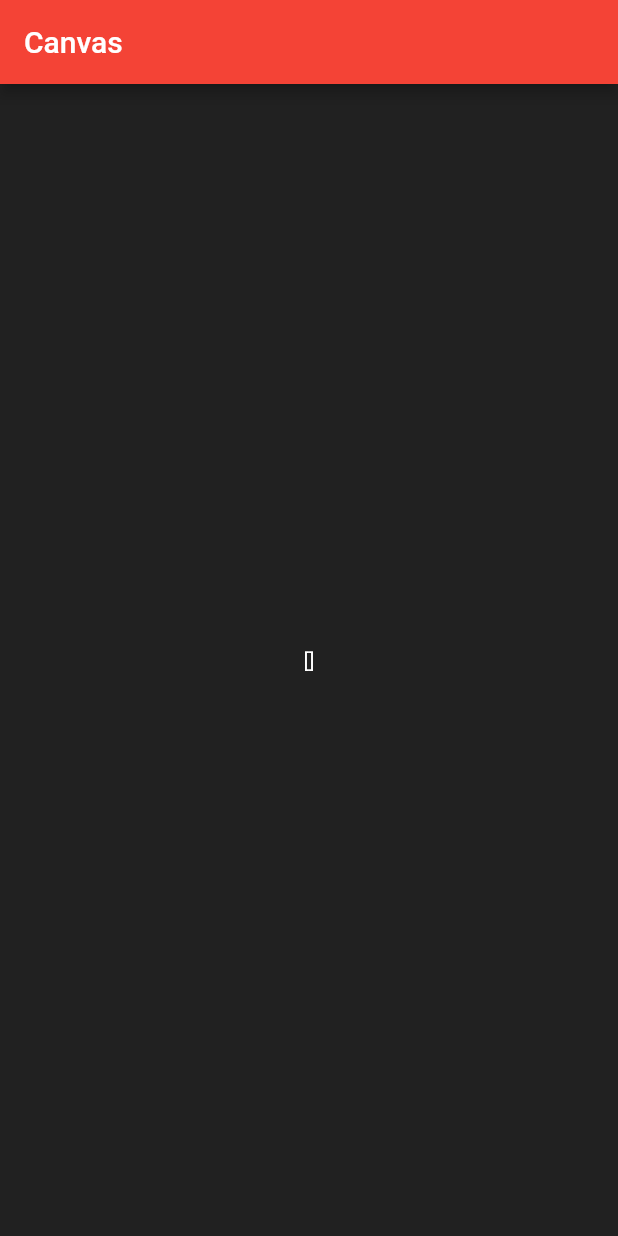
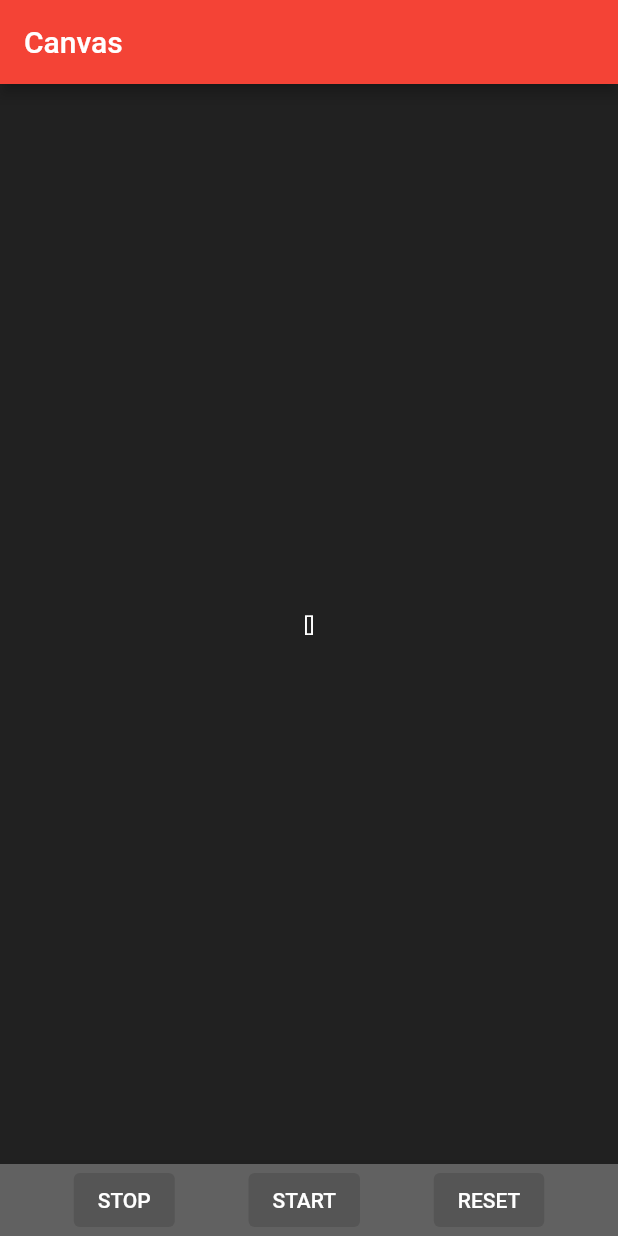
Before and after one commit to SAREC-Lab/ScribblePath, a Flutter app: the screen it shows after launch, on a phone screen of 412 x 824 dp. Run offline on Flutter 3.47's test engine with Material 2 defaults, Android fonts, the phone set to English and light mode, and no system bars; our stand-ins replace tuple.

Commit message:
added bottom buttons

```diff
--- a/scribble_app/lib/main.dart
+++ b/scribble_app/lib/main.dart
@@ -122,6 +122,40 @@ class _MyHomePageState extends State<MyHomePage> {
                     CustomPaint(
                         size: Size.infinite, painter: Path(points: screenPts))
                   ],
-                ))));
+                ))
+        ),
+        bottomNavigationBar: BottomAppBar(
+          color: Colors.grey[700],
+          child: Row(
+            mainAxisAlignment: MainAxisAlignment.spaceEvenly,
+            children: <Widget>[
+              ElevatedButton(
+                onPressed: null,
+                //style: ButtonStyle(backgroundColor: MaterialStateProperty.all<Color>(Colors.grey[500])),
+                child: Text(
+                  "STOP",
+                  style: TextStyle(color: Colors.white),
+                ),
+              ),
+              ElevatedButton(
+                onPressed: null,
+                //style: ButtonStyle(backgroundColor: MaterialStateProperty.all<Color>(Colors.grey[500])),
+                child: Text(
+                  "START",
+                  style: TextStyle(color: Colors.white),
+                ),
+              ),
+              ElevatedButton(
+                onPressed: null,
+                //style: ButtonStyle(backgroundColor: MaterialStateProperty.all<Color>(Colors.grey[500])),
+                child: Text(
+                  "RESET",
+                  style: TextStyle(color:Colors.white),
+                ),
+              )
+            ],
+          )
+        ),
+    );
   }
 }
```
